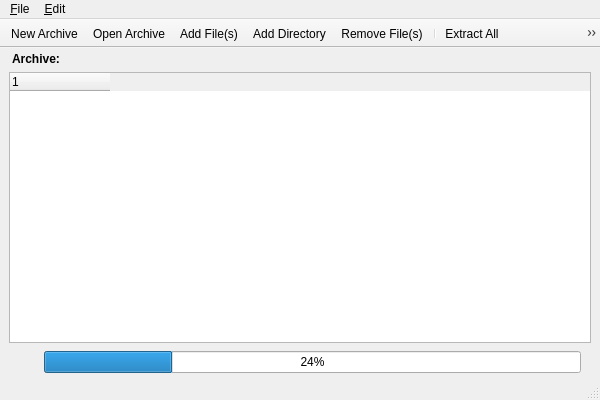
The window that mainWin.ui (tsujan/Arqiver) describes before a commit, drawn with Qt 5.
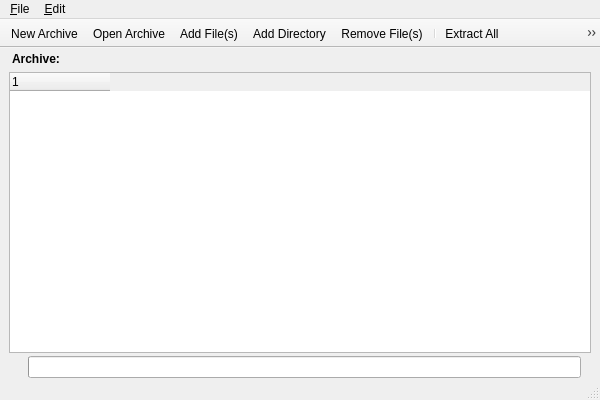
The same window after the commit. Custom widgets are drawn as their Qt base class.

Patch:
```diff
--- a/mainWin.ui
+++ b/mainWin.ui
@@ -91,7 +91,7 @@
     </item>
     <item>
      <layout class="QHBoxLayout" name="horizontalLayout_2">
-      <item>
+      <item alignment="Qt::AlignLeft">
        <widget class="QLabel" name="label_progress_icon">
         <property name="sizePolicy">
          <sizepolicy hsizetype="Fixed" vsizetype="Fixed">
@@ -101,14 +101,14 @@
         </property>
         <property name="minimumSize">
          <size>
-          <width>32</width>
-          <height>32</height>
+          <width>16</width>
+          <height>16</height>
          </size>
         </property>
         <property name="maximumSize">
          <size>
-          <width>32</width>
-          <height>32</height>
+          <width>16</width>
+          <height>16</height>
          </size>
         </property>
         <property name="text">
@@ -118,8 +118,8 @@
       </item>
       <item>
        <widget class="QProgressBar" name="progressBar">
-        <property name="value">
-         <number>24</number>
+        <property name="textVisible">
+         <bool>false</bool>
         </property>
        </widget>
       </item>
```
